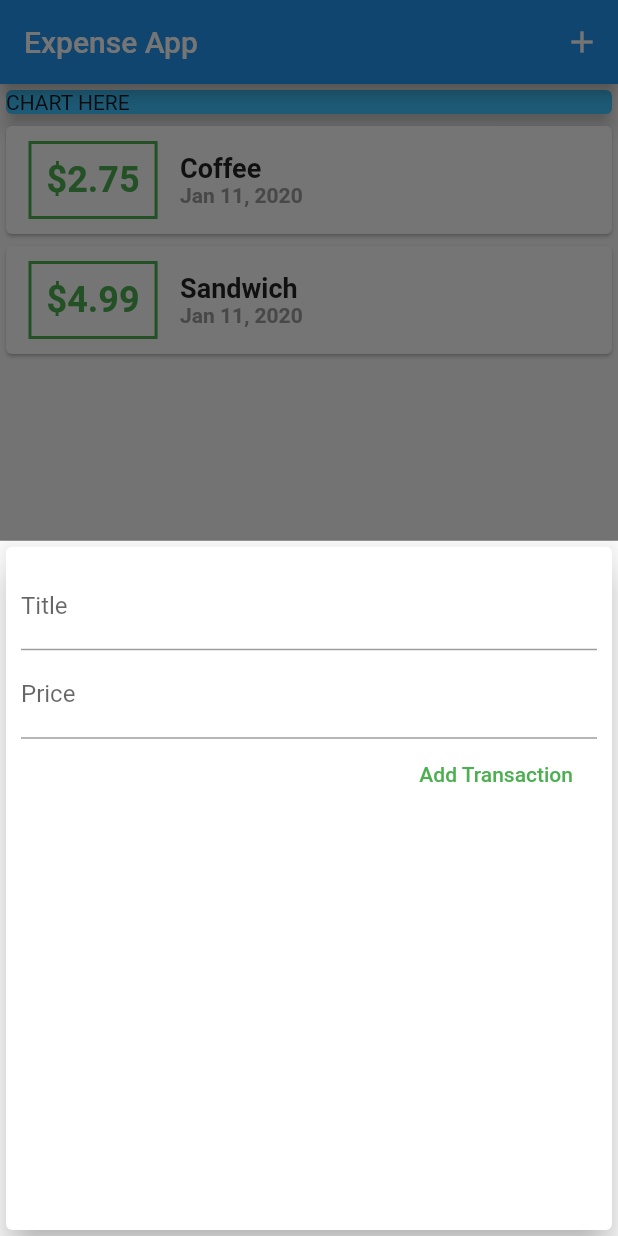
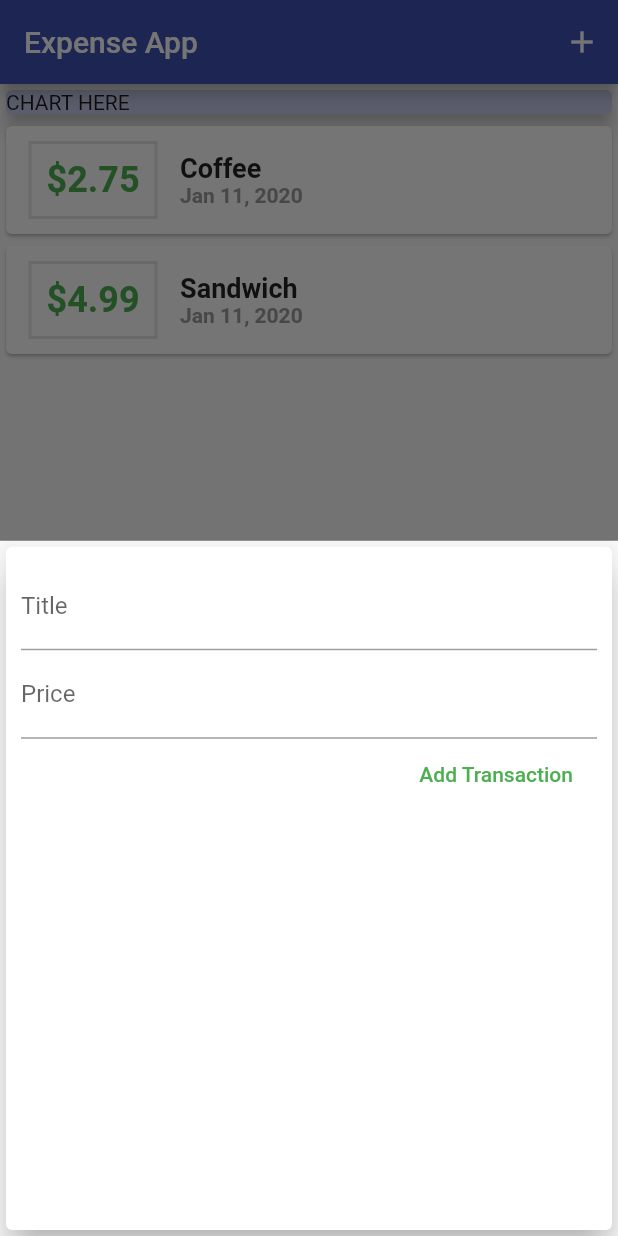
Before and after one commit to matbot/expense_planner, a Flutter app: the screen it shows after launch, after a tap on the "add" icon, on a phone screen of 412 x 824 dp. Run offline on Flutter 3.47's test engine with Material 2 defaults, Android fonts, the phone set to English and light mode, and no system bars.

Commit message:
adding ThemeData

```diff
--- a/lib/main.dart
+++ b/lib/main.dart
@@ -11,6 +11,10 @@ class ExpenseApp extends StatelessWidget {
   Widget build(BuildContext context) {
     return MaterialApp(
       title: "Expense App",
+      theme: ThemeData(
+        primarySwatch: Colors.indigo,
+        accentColor: Colors.amberAccent,
+      ),
       home: HomePage(),
     );
   }
@@ -53,7 +57,8 @@ class _HomePageState extends State<HomePage> {
 
   @override
   Widget build(BuildContext context) {
-    return Scaffold(
+    return SafeArea(
+      child: Scaffold(
         appBar: AppBar(
           title: Text("Expense App"),
           actions: <Widget>[
@@ -69,7 +74,7 @@ class _HomePageState extends State<HomePage> {
             Container(
               width: double.infinity,
               child: Card(
-              color: Colors.lightBlueAccent,
+                color: Theme.of(context).primaryColorLight,
                 child: Text("CHART HERE"),
                 elevation: 5,
               ),
@@ -82,6 +87,7 @@ class _HomePageState extends State<HomePage> {
           onPressed: () => _openNewTransaction(context),
         ),
         floatingActionButtonLocation: FloatingActionButtonLocation.centerFloat,
+      ),
     );
   }
 }
--- a/lib/widgets/new_transaction.dart
+++ b/lib/widgets/new_transaction.dart
@@ -2,16 +2,24 @@
 import 'package:flutter/material.dart';
 
 //LIBRARIES
-import 'package:expense_planner/widgets/user_transaction.dart';
 
 //CLASS DEFINITION
-class NewTransaction extends StatelessWidget {
+class NewTransaction extends StatefulWidget {
   //PROPERTIES
-  final titleController = TextEditingController();
-  final priceController = TextEditingController();
   final Function addTransaction;
 
   //METHODS
+  NewTransaction(this.addTransaction);
+
+  @override
+  _NewTransactionState createState() => _NewTransactionState();
+}
+
+class _NewTransactionState extends State<NewTransaction> {
+  final titleController = TextEditingController();
+
+  final priceController = TextEditingController();
+
   void submitTransaction() {
     final enteredTitle = titleController.text;
     final enteredPrice = double.parse(priceController.text);
@@ -20,14 +28,13 @@ class NewTransaction extends StatelessWidget {
       return;
     }
 
-    addTransaction(
+    widget.addTransaction(
       titleController.text,
       double.parse(priceController.text),
     );
+
+    Navigator.of(context).pop(); //Close bottom modal after form submit.
   }
-
-  //CONSTRUCTOR
-  NewTransaction(this.addTransaction);
 
   @override
   Widget build(BuildContext context) {
--- a/lib/widgets/transaction_list.dart
+++ b/lib/widgets/transaction_list.dart
@@ -23,7 +23,7 @@ class TransactionList extends StatelessWidget {
                   margin: EdgeInsets.symmetric(vertical: 10, horizontal: 15),
                   decoration: BoxDecoration(
                     border: Border.all(
-                      color: Colors.green,
+                      color: Theme.of(context).highlightColor,
                       width: 2,
                     ),
                   ),
```
Lines whose indentation alone changed are shown as unchanged.
